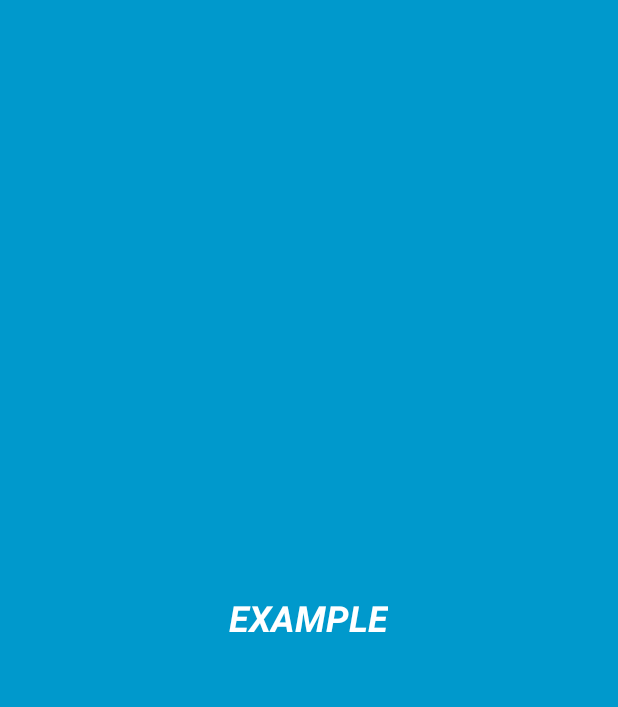
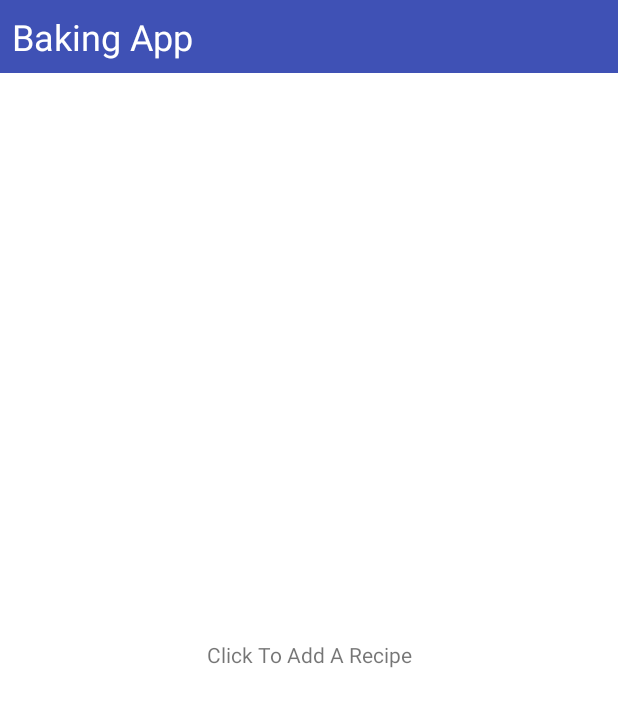
Before and after one commit to TinNova/BakingApp, an Android app: the layout recipe_widget_provider.xml on its own in the app's theme, with its tools: preview values and no code run, on a phone screen of 412 x 824 dp. Shown: the top 707 px of the screen. Run offline under Robolectric (Android 15) with nearby library versions, the phone set to English and light mode, and no system bars.

Commit message:
Widget Has A UI & Nothing Else

```diff
--- a/app/src/main/res/layout/recipe_widget_provider.xml
+++ b/app/src/main/res/layout/recipe_widget_provider.xml
@@ -1,21 +1,47 @@
-<RelativeLayout xmlns:android="http://schemas.android.com/apk/res/android"
+<LinearLayout xmlns:android="http://schemas.android.com/apk/res/android"
+    xmlns:tools="http://schemas.android.com/tools"
     android:layout_width="match_parent"
     android:layout_height="match_parent"
-    android:background="#09C"
+    android:background="#fff"
+    android:orientation="vertical"
     android:padding="@dimen/widget_margin">
 
-    <TextView
-        android:id="@+id/appwidget_text"
-        android:layout_width="wrap_content"
+
+    <FrameLayout
+        android:id="@+id/widget_appBar"
+        android:layout_width="match_parent"
         android:layout_height="wrap_content"
-        android:layout_centerHorizontal="true"
-        android:layout_centerVertical="true"
-        android:layout_margin="8dp"
-        android:background="#09C"
-        android:contentDescription="@string/appwidget_text"
-        android:text="@string/appwidget_text"
-        android:textColor="#ffffff"
-        android:textSize="24sp"
-        android:textStyle="bold|italic" />
+        android:background="@color/colorPrimary">
 
-</RelativeLayout>
+        <TextView
+            android:id="@+id/header_text"
+            android:layout_width="wrap_content"
+            android:layout_height="wrap_content"
+            android:layout_margin="8dp"
+            android:contentDescription="@string/appwidget_text"
+            android:text="@string/appwidget_text"
+            android:textColor="@color/white"
+            android:textSize="24sp" />
+    </FrameLayout>
+
+    <FrameLayout
+        android:layout_width="match_parent"
+        android:layout_height="0dp"
+        android:layout_weight="1">
+
+        <ListView
+            android:id="@+id/widget_list"
+            android:layout_width="match_parent"
+            android:layout_height="match_parent"
+            android:dividerHeight="0dp"
+            tools:listitem="" />
+
+        <TextView
+            android:id="@+id/widget_noRecipe"
+            android:layout_width="match_parent"
+            android:layout_height="match_parent"
+            android:gravity="center"
+            android:text="@string/click_to_add" />
+
+    </FrameLayout>
+</LinearLayout>
--- a/app/src/main/res/values/colors.xml
+++ b/app/src/main/res/values/colors.xml
@@ -4,4 +4,5 @@
     <color name="colorPrimaryDark">#303F9F</color>
     <color name="colorAccent">#FF4081</color>
     <color name="black">#000</color>
+    <color name="white">#fff</color>
 </resources>
--- a/app/src/main/res/values/strings.xml
+++ b/app/src/main/res/values/strings.xml
@@ -1,5 +1,6 @@
 <resources>
     <string name="app_name">BakingApp</string>
-    <string name="appwidget_text">EXAMPLE</string>
+    <string name="appwidget_text">Baking App</string>
     <string name="add_widget">Add widget</string>
+    <string name="click_to_add">Click To Add A Recipe</string>
 </resources>
```
Also changed, not shown: app/src/main/java/com/example/tin/bakingapp/Widget/RecipeWidgetProvider.java (+15 -2 lines), app/src/main/java/com/example/tin/bakingapp/Widget/RecipeWidgetService.java (added, +92 -0 lines), app/src/main/res/layout/widget_ingredients_item.xml (added, +38 -0 lines).
